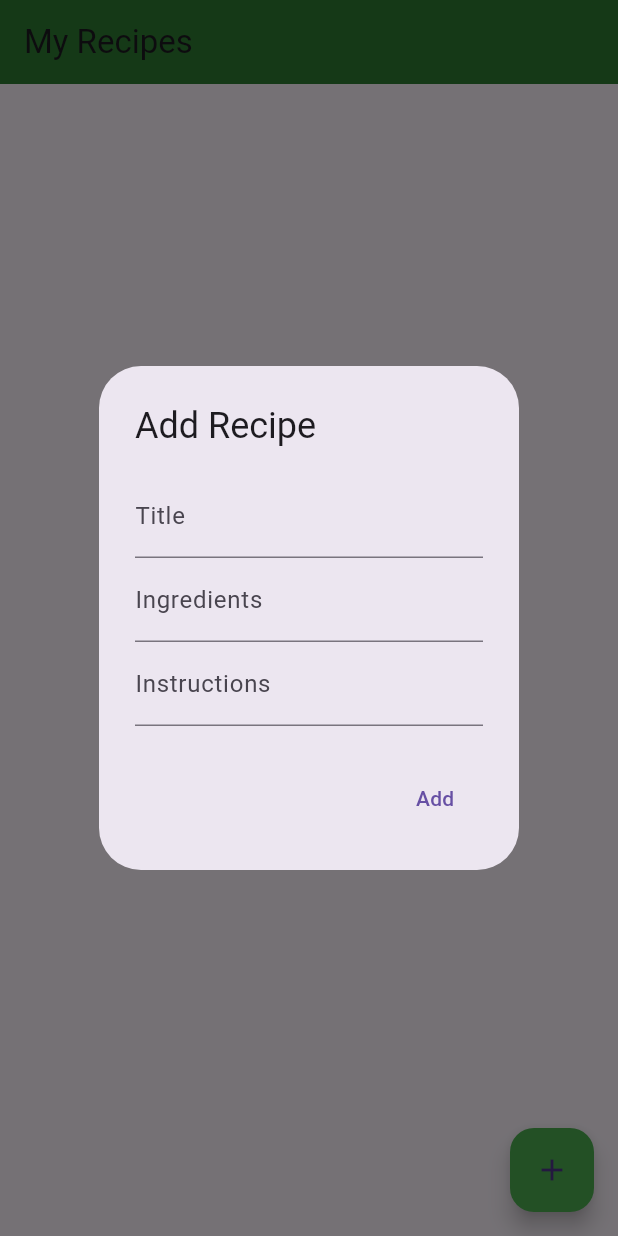
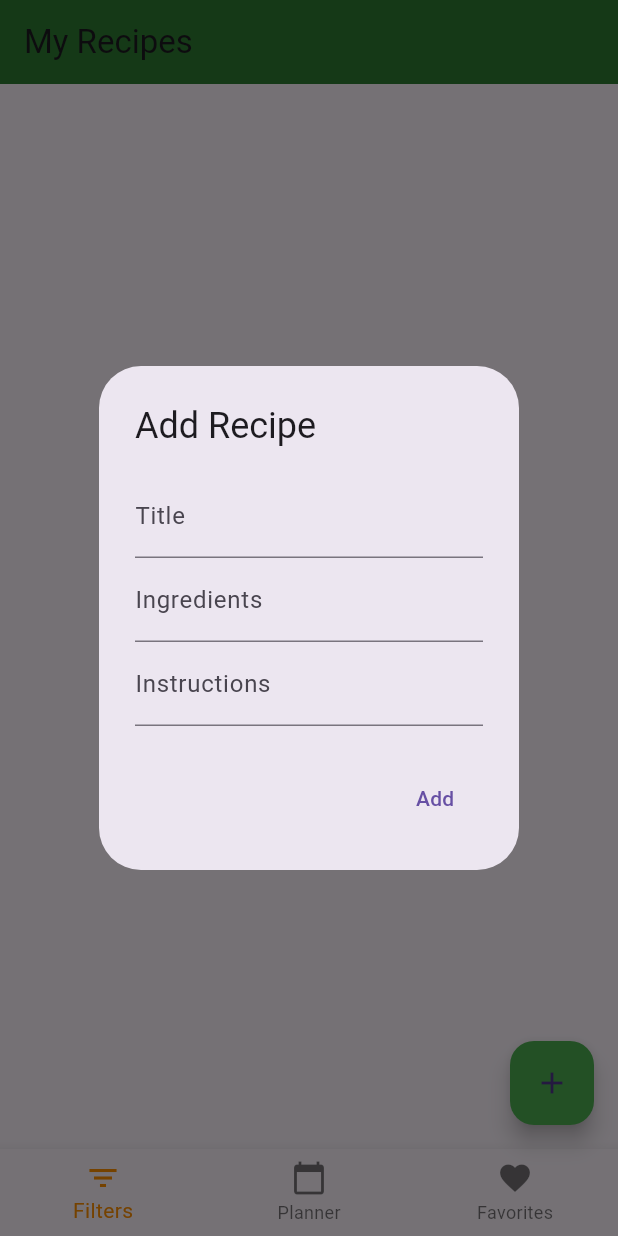
Before and after one commit to hstadler2/Project-01-App, a Flutter app: the screen it shows after launch, after a tap on the "add" icon, on a phone screen of 412 x 824 dp. Run offline on Flutter 3.47's test engine with Material 3 defaults, Android fonts, the phone set to English and light mode, and no system bars; our stand-ins replace sqflite; accounts and stored records are empty.

Commit message:
Added icon bar at the bottom for different options. Also added the ability to added dietary restrictions.

```diff
--- a/lib/main_page.dart
+++ b/lib/main_page.dart
@@ -4,61 +4,96 @@ import 'recipe.dart';
 import 'recipe_provider.dart';
 import 'recipe_detail_page.dart';
 
-class MainPage extends StatelessWidget {
+class MainPage extends StatefulWidget {
   const MainPage({Key? key}) : super(key: key);
+
+  @override
+  _MainPageState createState() => _MainPageState();
+}
+
+class _MainPageState extends State<MainPage> {
+  int _selectedIndex = 0; // Index to handle the current selected tab
+
   @override
   Widget build(BuildContext context) {
-    final recipeProvider = Provider.of<RecipeProvider>(context);
+    final RecipeProvider recipeProvider = Provider.of<RecipeProvider>(context);
 
     return Scaffold(
       appBar: AppBar(
         title: const Text('My Recipes'),
-        backgroundColor: Colors.green[800], // Custom color for the AppBar
+        backgroundColor: Colors.green[800],
       ),
       body: ListView.builder(
         itemCount: recipeProvider.recipes.length,
         itemBuilder: (context, index) {
           final recipe = recipeProvider.recipes[index];
-          return Card(
-            elevation: 4.0,
-            margin: const EdgeInsets.symmetric(horizontal: 10, vertical: 6),
-            child: ListTile(
-              leading: Icon(Icons.fastfood), // Placeholder for images
-              title: Text(recipe.title, style: TextStyle(fontWeight: FontWeight.bold)),
+          return ListTile(
+            title: Text(recipe.title),
             subtitle: Text(recipe.ingredients),
             onTap: () => Navigator.push(
               context,
               MaterialPageRoute(builder: (context) => RecipeDetailPage(recipe: recipe)),
             ),
             trailing: IconButton(
-                icon: Icon(Icons.delete, color: Colors.red),
+              icon: const Icon(Icons.delete),
               onPressed: () {
+                if (recipe.id != null) {
                   recipeProvider.deleteRecipe(recipe.id!);
+                } else {
+                  print("Error: Recipe ID is null");
+                }
               },
-              ),
+              color: Colors.red,
             ),
           );
         },
       ),
       floatingActionButton: FloatingActionButton(
         backgroundColor: Colors.green,
-        child: Icon(Icons.add),
-        onPressed: () => showDialog(
-          context: context,
-          builder: (_) => _buildAddRecipeDialog(context, recipeProvider),
+        child: const Icon(Icons.add),
+        onPressed: () => _showAddRecipeDialog(recipeProvider),
       ),
+      bottomNavigationBar: BottomNavigationBar(
+        items: const <BottomNavigationBarItem>[
+          BottomNavigationBarItem(
+            icon: Icon(Icons.filter_list),
+            label: 'Filters',
+          ),
+          BottomNavigationBarItem(
+            icon: Icon(Icons.calendar_today),
+            label: 'Planner',
+          ),
+          BottomNavigationBarItem(
+            icon: Icon(Icons.favorite),
+            label: 'Favorites',
+          ),
+        ],
+        currentIndex: _selectedIndex,
+        selectedItemColor: Colors.amber[800],
+        onTap: _onItemTapped,
       ),
     );
   }
 
-  Widget _buildAddRecipeDialog(BuildContext context, RecipeProvider recipeProvider) {
+  void _onItemTapped(int index) {
+    setState(() {
+      _selectedIndex = index;
+      // Add more functionality here based on tab selection if needed
+    });
+  }
+
+  void _showAddRecipeDialog(RecipeProvider recipeProvider) {
     TextEditingController titleController = TextEditingController();
     TextEditingController ingredientsController = TextEditingController();
     TextEditingController instructionsController = TextEditingController();
 
+    showDialog(
+      context: context,
+      builder: (BuildContext context) {
         return AlertDialog(
           title: const Text('Add Recipe'),
-      content: Column(
+          content: SingleChildScrollView(
+            child: Column(
               mainAxisSize: MainAxisSize.min,
               children: [
                 TextField(controller: titleController, decoration: const InputDecoration(labelText: 'Title')),
@@ -66,20 +101,27 @@ class MainPage extends StatelessWidget {
                 TextField(controller: instructionsController, decoration: const InputDecoration(labelText: 'Instructions')),
               ],
             ),
+          ),
           actions: [
             TextButton(
-          child: const Text('Add'),
               onPressed: () {
                 final newRecipe = Recipe(
                   title: titleController.text,
                   ingredients: ingredientsController.text,
                   instructions: instructionsController.text,
+                  // Add other fields as necessary
                 );
                 recipeProvider.addRecipe(newRecipe);
                 Navigator.of(context).pop();
+                titleController.clear();
+                ingredientsController.clear();
+                instructionsController.clear();
               },
-        )
+              child: const Text('Add'),
+            ),
           ],
+        );
+      },
     );
   }
 }
--- a/lib/recipe.dart
+++ b/lib/recipe.dart
@@ -3,12 +3,14 @@ class Recipe {
   final String title;
   final String ingredients;
   final String instructions;
+  List<String> dietaryPreferences;
 
   Recipe({
     this.id,
     required this.title,
     required this.ingredients,
     required this.instructions,
+    this.dietaryPreferences = const [],
   });
 
   Map<String, dynamic> toMap() {
@@ -17,6 +19,7 @@ class Recipe {
       'title': title,
       'ingredients': ingredients,
       'instructions': instructions,
+      'dietaryPreferences': dietaryPreferences.join(', '),
     };
   }
 
@@ -26,6 +29,7 @@ class Recipe {
       title: map['title'],
       ingredients: map['ingredients'],
       instructions: map['instructions'],
+      dietaryPreferences: map['dietaryPreferences']?.split(', ') ?? [],
     );
   }
 }
--- a/lib/recipe_detail_page.dart
+++ b/lib/recipe_detail_page.dart
@@ -1,5 +1,5 @@
 import 'package:flutter/material.dart';
-import 'recipe.dart';  // Make sure to import your Recipe model class
+import 'recipe.dart';
 
 class RecipeDetailPage extends StatelessWidget {
   final Recipe recipe;
```
Lines whose indentation alone changed are shown as unchanged.
